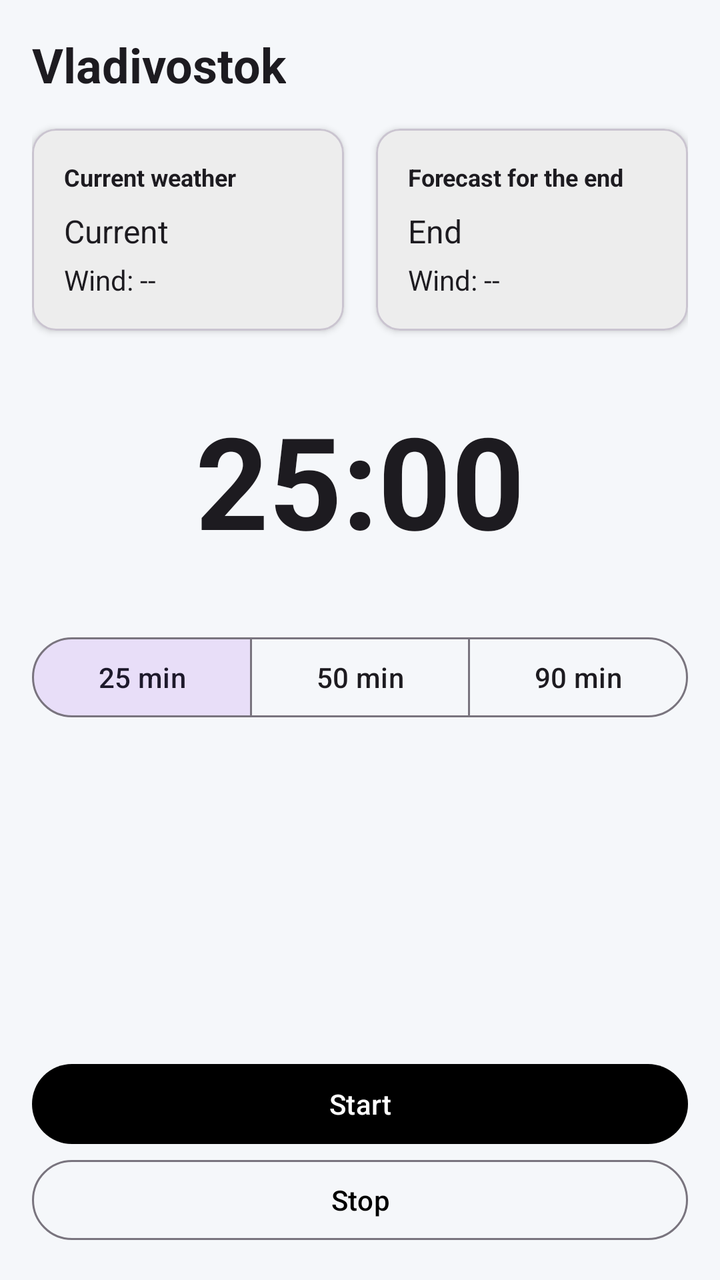
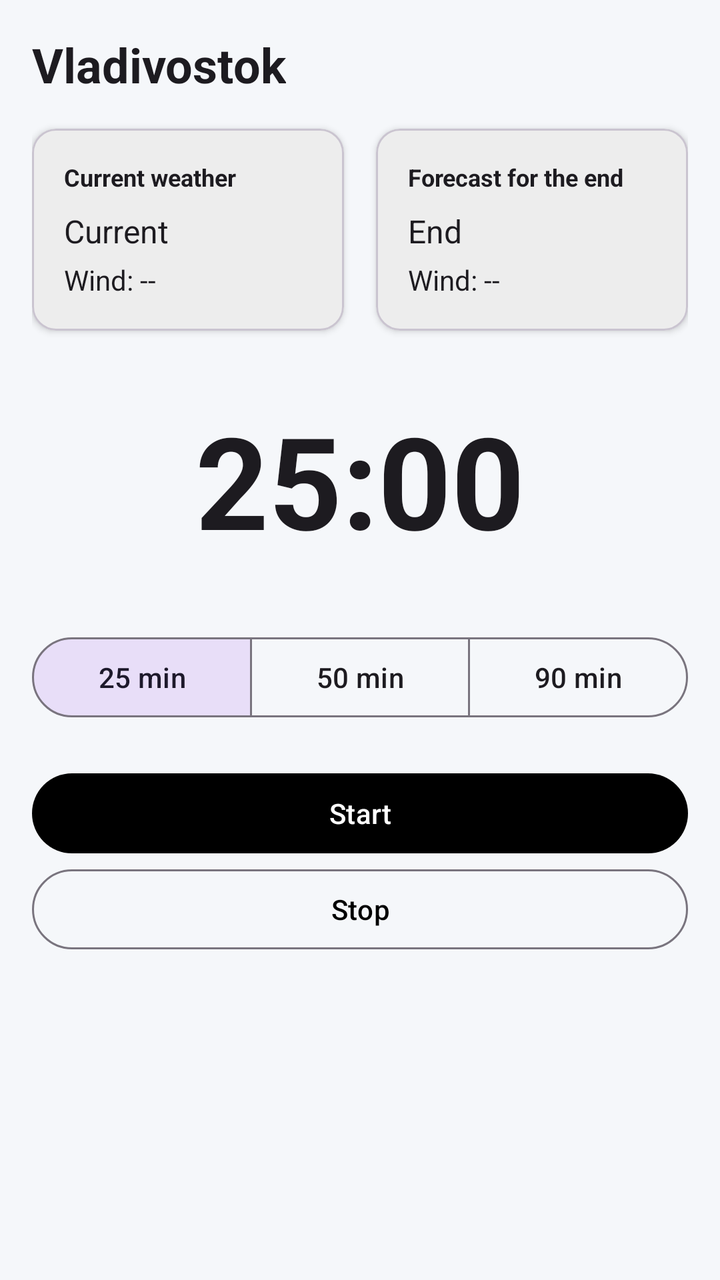

Before-and-after screenshots of an Android layout around one commit, followed by the original layout XML and the change that was made.
<!-- AndroidManifest.xml: application theme Base.Theme.PomodoRain -->
<!-- res/layout/fragment_timer.xml -->
<?xml version="1.0" encoding="utf-8"?>
<androidx.constraintlayout.widget.ConstraintLayout
    xmlns:android="http://schemas.android.com/apk/res/android"
    xmlns:app="http://schemas.android.com/apk/res-auto"
    xmlns:tools="http://schemas.android.com/tools"
    android:layout_width="match_parent"
    android:layout_height="match_parent"
    android:padding="16dp">

        <TextView
            android:id="@+id/tvCity"
            style="@style/TextAppearance.PomodoRain.Title"
            android:layout_width="wrap_content"
            android:layout_height="wrap_content"
            android:text="@string/city"
            app:layout_constraintStart_toStartOf="parent"
            app:layout_constraintTop_toTopOf="parent" />

        <androidx.constraintlayout.widget.Guideline
            android:id="@+id/guideline"
            android:layout_width="wrap_content"
            android:layout_height="wrap_content"
            android:orientation="vertical"
            app:layout_constraintGuide_percent="0.5" />

        <com.google.android.material.card.MaterialCardView
            android:id="@+id/crdCurrentWeather"
            android:layout_width="0dp"
            android:layout_height="wrap_content"
            android:layout_marginTop="16dp"
            android:layout_marginEnd="8dp"
            app:cardElevation="2dp"
            app:layout_constraintEnd_toStartOf="@id/guideline"
            app:layout_constraintStart_toStartOf="parent"
            app:layout_constraintTop_toBottomOf="@id/tvCity">

            <LinearLayout
                android:layout_width="match_parent"
                android:layout_height="wrap_content"
                android:orientation="vertical"
                android:padding="16dp">

                <TextView
                    style="@style/TextAppearance.PomodoRain.CardTitle"
                    android:layout_width="wrap_content"
                    android:layout_height="wrap_content"
                    android:text="@string/current_weather_title" />

                <TextView
                    android:id="@+id/tvCurrentWeather"
                    style="@style/TextAppearance.PomodoRain.Body"
                    android:layout_width="wrap_content"
                    android:layout_height="wrap_content"
                    android:layout_marginTop="8dp"
                    android:text="@string/current_weather" />

                <TextView
                    android:id="@+id/tvCurrentWind"
                    style="@style/TextAppearance.PomodoRain.Bottom"
                    android:layout_width="wrap_content"
                    android:layout_height="wrap_content"
                    android:layout_marginTop="4dp"
                    android:text="@string/wind" />

            </LinearLayout>
        </com.google.android.material.card.MaterialCardView>

        <com.google.android.material.card.MaterialCardView
            android:id="@+id/crdEndWeather"
            android:layout_width="0dp"
            android:layout_height="wrap_content"
            android:layout_marginStart="8dp"
            android:layout_marginTop="16dp"
            app:cardElevation="2dp"
            app:layout_constraintEnd_toEndOf="parent"
            app:layout_constraintStart_toEndOf="@id/guideline"
            app:layout_constraintTop_toBottomOf="@id/tvCity">

            <LinearLayout
                android:layout_width="match_parent"
                android:layout_height="wrap_content"
                android:orientation="vertical"
                android:padding="16dp">

                <TextView
                    style="@style/TextAppearance.PomodoRain.CardTitle"
                    android:layout_width="wrap_content"
                    android:layout_height="wrap_content"
                    android:text="@string/end_weather_title" />

                <TextView
                    android:id="@+id/tvEndWeather"
                    style="@style/TextAppearance.PomodoRain.Body"
                    android:layout_width="wrap_content"
                    android:layout_height="wrap_content"
                    android:layout_marginTop="8dp"
                    android:text="@string/end_weather" />

                <TextView
                    android:id="@+id/tvEndWind"
                    style="@style/TextAppearance.PomodoRain.Bottom"
                    android:layout_width="wrap_content"
                    android:layout_height="wrap_content"
                    android:layout_marginTop="4dp"
                    android:text="@string/wind" />

            </LinearLayout>
        </com.google.android.material.card.MaterialCardView>

        <com.google.android.material.button.MaterialButtonToggleGroup
            android:id="@+id/tgDuration"
            android:layout_width="0dp"
            android:layout_height="wrap_content"
            android:layout_marginTop="32dp"
            app:checkedButton="@id/btnDuration25"
            app:layout_constraintEnd_toEndOf="parent"
            app:layout_constraintStart_toStartOf="parent"
            app:layout_constraintTop_toBottomOf="@+id/tvTimer"
            app:selectionRequired="true"
            app:singleSelection="true">

            <com.google.android.material.button.MaterialButton
                android:id="@+id/btnDuration25"
                style="?attr/materialButtonOutlinedStyle"
                android:layout_width="0dp"
                android:layout_height="wrap_content"
                android:layout_weight="1"
                android:text="@string/duration_25" />

            <com.google.android.material.button.MaterialButton
                android:id="@+id/btnDuration50"
                style="?attr/materialButtonOutlinedStyle"
                android:layout_width="0dp"
                android:layout_height="wrap_content"
                android:layout_weight="1"
                android:text="@string/duration_50" />

            <com.google.android.material.button.MaterialButton
                android:id="@+id/btnDuration90"
                style="?attr/materialButtonOutlinedStyle"
                android:layout_width="0dp"
                android:layout_height="wrap_content"
                android:layout_weight="1"
                android:text="@string/duration_90" />

        </com.google.android.material.button.MaterialButtonToggleGroup>

        <TextView
            android:id="@+id/tvTimer"
            style="@style/TextAppearance.PomodoRain.Timer"
            android:layout_width="wrap_content"
            android:layout_height="wrap_content"
            android:layout_marginTop="32dp"
            android:text="@string/remaining_placeholder"
            app:layout_constraintEnd_toEndOf="parent"
            app:layout_constraintStart_toStartOf="parent"
            app:layout_constraintTop_toBottomOf="@+id/crdCurrentWeather" />

    <com.google.android.material.button.MaterialButton
        android:id="@+id/btnStart"
        android:layout_width="0dp"
        android:layout_height="wrap_content"
        android:text="@string/start"
        app:layout_constraintBottom_toTopOf="@+id/btnStop"
        app:layout_constraintEnd_toEndOf="parent"
        app:layout_constraintStart_toStartOf="parent" />

        <com.google.android.material.button.MaterialButton
            android:id="@+id/btnStop"
            style="?attr/materialButtonOutlinedStyle"
            android:layout_width="0dp"
            android:layout_height="wrap_content"
            android:text="@string/stop"
            app:layout_constraintBottom_toBottomOf="parent"
            app:layout_constraintEnd_toEndOf="parent"
            app:layout_constraintStart_toStartOf="parent" />

</androidx.constraintlayout.widget.ConstraintLayout>
<!-- resources referenced by this layout -->
<resources>
  <string name="city">Vladivostok</string>
  <string name="current_weather">Current</string>
  <string name="current_weather_title">Current weather</string>
  <string name="duration_25">25 min</string>
  <string name="duration_50">50 min</string>
  <string name="duration_90">90 min</string>
  <string name="end_weather">End</string>
  <string name="end_weather_title">Forecast for the end</string>
  <string name="remaining_placeholder">25:00</string>
  <string name="start">Start</string>
  <string name="stop">Stop</string>
  <string name="wind">Wind: --</string>
  <style name="TextAppearance.PomodoRain.Body" parent="TextAppearance.AppCompat">
          <item name="android:textSize">16sp</item>
          <item name="fontFamily">@font/rubik_regular</item>
      </style>
  <style name="TextAppearance.PomodoRain.Bottom" parent="TextAppearance.AppCompat">
          <item name="android:textSize">14sp</item>
          <item name="fontFamily">@font/rubik_regular</item>
      </style>
  <style name="TextAppearance.PomodoRain.CardTitle" parent="TextAppearance.AppCompat">
          <item name="android:textSize">12sp</item>
          <item name="android:textStyle">bold</item>
          <item name="fontFamily">@font/rubik_regular</item>
      </style>
  <style name="TextAppearance.PomodoRain.Timer" parent="TextAppearance.AppCompat">
          <item name="android:textSize">64sp</item>
          <item name="android:textStyle">bold</item>
          <item name="fontFamily">@font/nunito_bold</item>
      </style>
  <style name="TextAppearance.PomodoRain.Title" parent="TextAppearance.AppCompat">
          <item name="android:textSize">24sp</item>
          <item name="android:textStyle">bold</item>
          <item name="fontFamily">@font/nunito_bold</item>
      </style>
  <style name="Base.Theme.PomodoRain" parent="Theme.Material3.DayNight.NoActionBar">
          <item name="colorPrimary">@color/black</item>
  
          <item name="android:windowBackground">@color/background_light</item>
  
          <item name="colorSurface">@color/white</item>
      </style>
  <color name="black">#FF000000</color>
  <color name="background_light">#FFF5F7FA</color>
  <color name="white">#FFFFFFFF</color>
</resources>

<!-- the commit's change to res/layout/fragment_timer.xml (unified diff, before → after) -->
@@ -1,11 +1,14 @@
 <?xml version="1.0" encoding="utf-8"?>
-<androidx.constraintlayout.widget.ConstraintLayout
-    xmlns:android="http://schemas.android.com/apk/res/android"
+<ScrollView xmlns:android="http://schemas.android.com/apk/res/android"
     xmlns:app="http://schemas.android.com/apk/res-auto"
     xmlns:tools="http://schemas.android.com/tools"
     android:layout_width="match_parent"
-    android:layout_height="match_parent"
-    android:padding="16dp">
+    android:layout_height="match_parent">
+
+    <androidx.constraintlayout.widget.ConstraintLayout
+        android:layout_width="match_parent"
+        android:layout_height="wrap_content"
+        android:padding="16dp">
 
         <TextView
             android:id="@+id/tvCity"
@@ -156,14 +159,15 @@
             app:layout_constraintStart_toStartOf="parent"
             app:layout_constraintTop_toBottomOf="@+id/crdCurrentWeather" />
 
-    <com.google.android.material.button.MaterialButton
-        android:id="@+id/btnStart"
-        android:layout_width="0dp"
-        android:layout_height="wrap_content"
-        android:text="@string/start"
-        app:layout_constraintBottom_toTopOf="@+id/btnStop"
-        app:layout_constraintEnd_toEndOf="parent"
-        app:layout_constraintStart_toStartOf="parent" />
+        <com.google.android.material.button.MaterialButton
+            android:id="@+id/btnStart"
+            android:layout_width="0dp"
+            android:layout_height="wrap_content"
+            android:layout_marginTop="20dp"
+            android:text="@string/start"
+            app:layout_constraintEnd_toEndOf="parent"
+            app:layout_constraintStart_toStartOf="parent"
+            app:layout_constraintTop_toBottomOf="@+id/tgDuration" />
 
         <com.google.android.material.button.MaterialButton
             android:id="@+id/btnStop"
@@ -171,8 +175,10 @@
             android:layout_width="0dp"
             android:layout_height="wrap_content"
             android:text="@string/stop"
-            app:layout_constraintBottom_toBottomOf="parent"
             app:layout_constraintEnd_toEndOf="parent"
-            app:layout_constraintStart_toStartOf="parent" />
+            app:layout_constraintStart_toStartOf="parent"
+            app:layout_constraintTop_toBottomOf="@+id/btnStart" />
 
-</androidx.constraintlayout.widget.ConstraintLayout>
+    </androidx.constraintlayout.widget.ConstraintLayout>
+
+</ScrollView>
